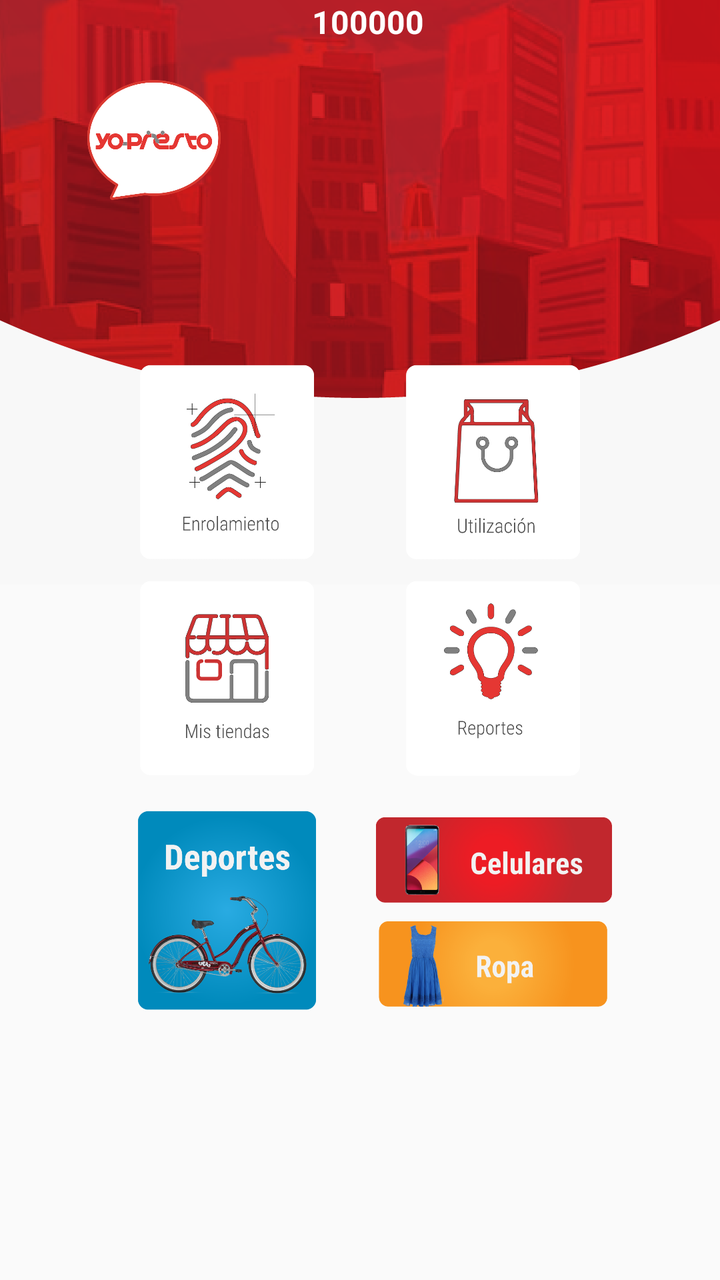
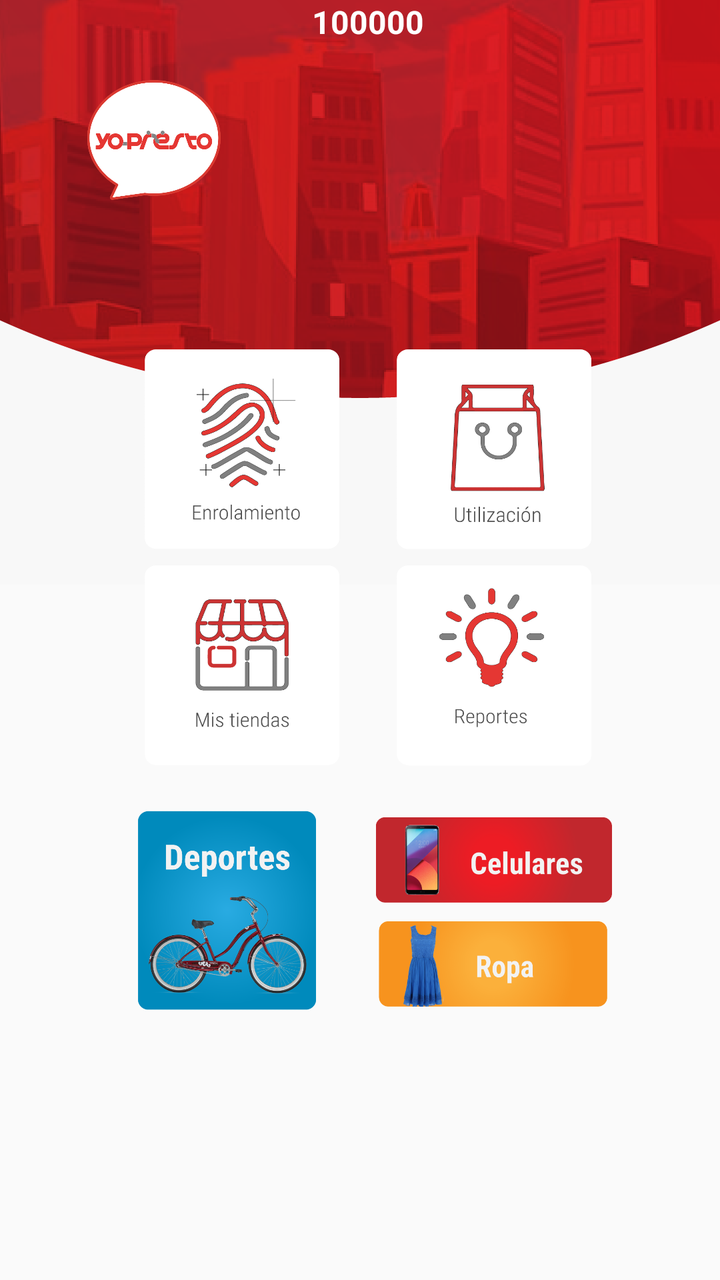

An Android layout rendered at two revisions. The XML below is the earlier revision; the diff shows what the commit changed to produce the second picture.
<!-- AndroidManifest.xml: activity theme AppTheme.NoActionBar -->
<!-- res/layout/activity_home.xml -->
<?xml version="1.0" encoding="utf-8"?>
<android.support.constraint.ConstraintLayout xmlns:android="http://schemas.android.com/apk/res/android"
    xmlns:app="http://schemas.android.com/apk/res-auto"
    xmlns:tools="http://schemas.android.com/tools"
    android:layout_width="match_parent"
    android:layout_height="match_parent"
    android:background="@drawable/fondohome"
    tools:context="com.yopresto.app.yoprestoapp.ui.main.HomeActivity">

    <ImageView
        android:id="@+id/BtnEnrollment"
        android:layout_width="115dp"
        android:layout_height="110dp"
        android:layout_marginStart="56dp"
        android:layout_marginTop="172dp"
        android:contentDescription="@string/nav_header_desc"
        android:paddingTop="@dimen/nav_header_vertical_spacing"
        app:layout_constraintStart_toStartOf="parent"
        app:layout_constraintTop_toTopOf="parent"
        app:srcCompat="@drawable/icon1" />

    <ImageView
        android:id="@+id/BtnMyStores"
        android:layout_width="115dp"
        android:layout_height="110dp"
        android:layout_marginStart="56dp"
        android:layout_marginTop="280dp"
        android:contentDescription="@string/nav_header_desc"
        android:paddingTop="@dimen/nav_header_vertical_spacing"
        app:layout_constraintStart_toStartOf="parent"
        app:layout_constraintTop_toTopOf="parent"
        app:srcCompat="@drawable/icon3" />

    <ImageView
        android:id="@+id/btnRopa"
        android:layout_width="118dp"
        android:layout_height="60dp"
        android:layout_marginStart="188dp"
        android:layout_marginTop="448dp"
        android:contentDescription="@string/nav_header_desc"
        android:paddingTop="@dimen/nav_header_vertical_spacing"
        app:layout_constraintStart_toStartOf="parent"
        app:layout_constraintTop_toTopOf="parent"
        app:srcCompat="@drawable/ropa" />

    <ImageView
        android:id="@+id/btnCelular2"
        android:layout_width="118dp"
        android:layout_height="60dp"
        android:layout_marginStart="188dp"
        android:layout_marginTop="396dp"
        android:contentDescription="@string/nav_header_desc"
        android:paddingTop="@dimen/nav_header_vertical_spacing"
        app:layout_constraintStart_toStartOf="parent"
        app:layout_constraintTop_toTopOf="parent"
        app:srcCompat="@drawable/celulares" />

    <ImageView
        android:id="@+id/btnDeports2"
        android:layout_width="115dp"
        android:layout_height="110dp"
        android:layout_marginStart="56dp"
        android:layout_marginTop="396dp"
        android:contentDescription="@string/nav_header_desc"
        android:paddingTop="@dimen/nav_header_vertical_spacing"
        app:layout_constraintStart_toStartOf="parent"
        app:layout_constraintTop_toTopOf="parent"
        app:srcCompat="@drawable/deportes" />

    <ImageView
        android:id="@+id/BtnReport"
        android:layout_width="115dp"
        android:layout_height="110dp"
        android:layout_marginEnd="56dp"
        android:layout_marginTop="280dp"
        android:contentDescription="@string/nav_header_desc"
        android:paddingTop="@dimen/nav_header_vertical_spacing"
        app:layout_constraintEnd_toEndOf="parent"
        app:layout_constraintTop_toTopOf="parent"
        app:srcCompat="@drawable/icon4" />

    <ImageView
        android:id="@+id/BtnUtilization"
        android:layout_width="115dp"
        android:layout_height="110dp"
        android:layout_marginEnd="56dp"
        android:layout_marginTop="172dp"
        android:contentDescription="@string/nav_header_desc"
        android:paddingTop="@dimen/nav_header_vertical_spacing"
        app:layout_constraintEnd_toEndOf="parent"
        app:layout_constraintTop_toTopOf="parent"
        app:srcCompat="@drawable/icon2" />

    <TextView
        android:id="@+id/textView16"
        android:layout_width="132dp"
        android:layout_height="26dp"
        android:layout_marginBottom="8dp"
        android:layout_marginEnd="72dp"
        android:layout_marginTop="16dp"
        android:text="@string/welcome"
        android:textColor="#ffffff"
        android:textSize="18sp"
        android:textStyle="bold"
        app:layout_constraintBottom_toTopOf="@+id/textView4"
        app:layout_constraintEnd_toEndOf="parent"
        app:layout_constraintTop_toTopOf="parent" />

    <TextView
        android:id="@+id/textView15"
        android:layout_width="132dp"
        android:layout_height="26dp"
        android:layout_marginBottom="8dp"
        android:layout_marginEnd="72dp"
        android:text="@string/avalaible_money"
        android:textColor="#ffffff"
        android:textSize="16sp"
        android:textStyle="bold"
        app:layout_constraintBottom_toTopOf="@+id/textView14"
        app:layout_constraintEnd_toEndOf="parent" />

    <TextView
        android:id="@+id/textView14"
        android:layout_width="132dp"
        android:layout_height="26dp"
        android:layout_marginEnd="72dp"
        android:text="100000"
        android:textColor="#ffffff"
        android:textSize="16sp"
        android:textStyle="bold"
        app:layout_constraintEnd_toEndOf="parent"
        tools:layout_editor_absoluteY="126dp" />

    <ScrollView
        android:layout_width="0dp"
        android:layout_height="506dp"
        tools:layout_editor_absoluteX="0dp"
        tools:layout_editor_absoluteY="2dp">


    </ScrollView>

    <ImageView
        android:id="@+id/imageView2"
        android:layout_width="82dp"
        android:layout_height="76dp"
        android:layout_marginStart="36dp"
        android:layout_marginTop="28dp"
        android:contentDescription="@string/nav_header_desc"
        android:paddingTop="@dimen/nav_header_vertical_spacing"
        app:layout_constraintStart_toStartOf="parent"
        app:layout_constraintTop_toTopOf="parent"
        app:srcCompat="@drawable/logoyopresto" />

    <TextView
        android:id="@+id/textView4"
        android:layout_width="132dp"
        android:layout_height="26dp"
        android:layout_marginBottom="16dp"
        android:layout_marginEnd="72dp"
        android:text="Andrey"
        android:textColor="#ffffff"
        android:textSize="18sp"
        android:textStyle="bold"
        app:layout_constraintBottom_toTopOf="@+id/textView15"
        app:layout_constraintEnd_toEndOf="parent" />

</android.support.constraint.ConstraintLayout>
<!-- resources referenced by this layout -->
<resources>
  <dimen name="nav_header_vertical_spacing">8dp</dimen>
  <!-- drawable celulares: png bitmap (drawable-v21, 40678 bytes) -->
  <!-- drawable deportes: png bitmap (drawable-v21, 166544 bytes) -->
  <!-- drawable fondohome: png bitmap (drawable-v21, 177223 bytes) -->
  <!-- drawable icon1: png bitmap (drawable-v21, 27204 bytes) -->
  <!-- drawable icon2: png bitmap (drawable-v21, 15312 bytes) -->
  <!-- drawable icon3: png bitmap (drawable-v21, 17359 bytes) -->
  <!-- drawable icon4: png bitmap (drawable-v21, 18562 bytes) -->
  <!-- drawable logoyopresto: png bitmap (drawable-v21, 21470 bytes) -->
  <!-- drawable ropa: png bitmap (drawable-v21, 44254 bytes) -->
  <string name="avalaible_money">Avalaible money:</string>
  <string name="nav_header_desc" translatable="false">Navigation header</string>
  <string name="welcome">Welcome</string>
  <style name="AppTheme.NoActionBar">
          <item name="windowActionBar">false</item>
          <item name="windowNoTitle">true</item>
      </style>
</resources>

<!-- the commit's change to res/layout/activity_home.xml (unified diff, before → after) -->
@@ -6,30 +6,6 @@
     android:layout_height="match_parent"
     android:background="@drawable/fondohome"
     tools:context="com.yopresto.app.yoprestoapp.ui.main.HomeActivity">
-
-    <ImageView
-        android:id="@+id/BtnEnrollment"
-        android:layout_width="115dp"
-        android:layout_height="110dp"
-        android:layout_marginStart="56dp"
-        android:layout_marginTop="172dp"
-        android:contentDescription="@string/nav_header_desc"
-        android:paddingTop="@dimen/nav_header_vertical_spacing"
-        app:layout_constraintStart_toStartOf="parent"
-        app:layout_constraintTop_toTopOf="parent"
-        app:srcCompat="@drawable/icon1" />
-
-    <ImageView
-        android:id="@+id/BtnMyStores"
-        android:layout_width="115dp"
-        android:layout_height="110dp"
-        android:layout_marginStart="56dp"
-        android:layout_marginTop="280dp"
-        android:contentDescription="@string/nav_header_desc"
-        android:paddingTop="@dimen/nav_header_vertical_spacing"
-        app:layout_constraintStart_toStartOf="parent"
-        app:layout_constraintTop_toTopOf="parent"
-        app:srcCompat="@drawable/icon3" />
 
     <ImageView
         android:id="@+id/btnRopa"
@@ -66,30 +42,6 @@
         app:layout_constraintStart_toStartOf="parent"
         app:layout_constraintTop_toTopOf="parent"
         app:srcCompat="@drawable/deportes" />
-
-    <ImageView
-        android:id="@+id/BtnReport"
-        android:layout_width="115dp"
-        android:layout_height="110dp"
-        android:layout_marginEnd="56dp"
-        android:layout_marginTop="280dp"
-        android:contentDescription="@string/nav_header_desc"
-        android:paddingTop="@dimen/nav_header_vertical_spacing"
-        app:layout_constraintEnd_toEndOf="parent"
-        app:layout_constraintTop_toTopOf="parent"
-        app:srcCompat="@drawable/icon4" />
-
-    <ImageView
-        android:id="@+id/BtnUtilization"
-        android:layout_width="115dp"
-        android:layout_height="110dp"
-        android:layout_marginEnd="56dp"
-        android:layout_marginTop="172dp"
-        android:contentDescription="@string/nav_header_desc"
-        android:paddingTop="@dimen/nav_header_vertical_spacing"
-        app:layout_constraintEnd_toEndOf="parent"
-        app:layout_constraintTop_toTopOf="parent"
-        app:srcCompat="@drawable/icon2" />
 
     <TextView
         android:id="@+id/textView16"
@@ -131,15 +83,6 @@
         app:layout_constraintEnd_toEndOf="parent"
         tools:layout_editor_absoluteY="126dp" />
 
-    <ScrollView
-        android:layout_width="0dp"
-        android:layout_height="506dp"
-        tools:layout_editor_absoluteX="0dp"
-        tools:layout_editor_absoluteY="2dp">
-
-
-    </ScrollView>
-
     <ImageView
         android:id="@+id/imageView2"
         android:layout_width="82dp"
@@ -165,4 +108,44 @@
         app:layout_constraintBottom_toTopOf="@+id/textView15"
         app:layout_constraintEnd_toEndOf="parent" />
 
+    <Button
+        android:id="@+id/BtnEnrollment"
+        android:layout_width="114dp"
+        android:layout_height="105dp"
+        android:layout_marginStart="64dp"
+        android:layout_marginTop="172dp"
+        android:background="@drawable/icon1"
+        app:layout_constraintStart_toStartOf="parent"
+        app:layout_constraintTop_toTopOf="parent" />
+
+    <Button
+        android:id="@+id/BtnUtilization"
+        android:layout_width="114dp"
+        android:layout_height="105dp"
+        android:layout_marginEnd="56dp"
+        android:layout_marginTop="172dp"
+        android:background="@drawable/icon2"
+        app:layout_constraintEnd_toEndOf="parent"
+        app:layout_constraintTop_toTopOf="parent" />
+
+    <Button
+        android:id="@+id/BtnMyStores"
+        android:layout_width="114dp"
+        android:layout_height="105dp"
+        android:layout_marginStart="64dp"
+        android:layout_marginTop="280dp"
+        android:background="@drawable/icon3"
+        app:layout_constraintStart_toStartOf="parent"
+        app:layout_constraintTop_toTopOf="parent" />
+
+    <Button
+        android:id="@+id/BtnReport"
+        android:layout_width="114dp"
+        android:layout_height="105dp"
+        android:layout_marginEnd="56dp"
+        android:layout_marginTop="280dp"
+        android:background="@drawable/icon4"
+        app:layout_constraintEnd_toEndOf="parent"
+        app:layout_constraintTop_toTopOf="parent" />
+
 </android.support.constraint.ConstraintLayout>
